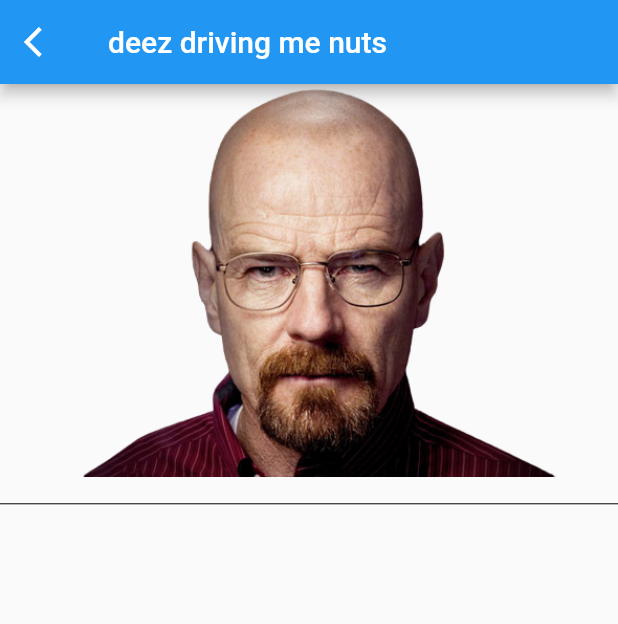
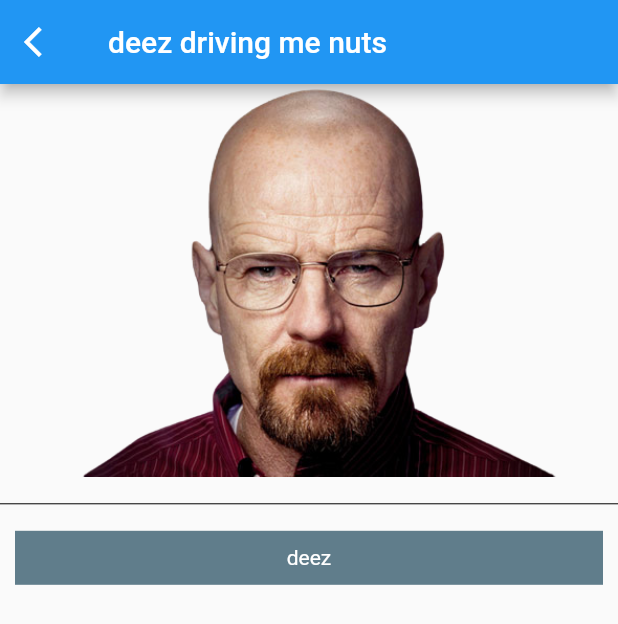
Before and after one commit to NyllRE/flutter_mastering, a Flutter app: the LearnFlutterPage screen opened directly, on a phone screen of 412 x 824 dp. Shown: the top 624 px of the screen. Run offline on Flutter 3.47's test engine with Material 2 defaults, Android fonts, the phone set to English and light mode, and no system bars.

Commit message:
Container props (margin, padding, sizing, positioning)

```diff
--- a/lib/learn_flutter_page.dart
+++ b/lib/learn_flutter_page.dart
@@ -19,16 +19,29 @@ class _LearnFlutterPageState extends State<LearnFlutterPage> {
             Navigator.of(context).pop();
           },
           icon: const Icon(Icons.arrow_back_ios),
-          )),
+        ),
+      ),
+//
       body: Column(
         children: [
           Image.asset('images/heisenburger.png'),
-
           const SizedBox(
             height: 10,
           ),
           const Divider(
             color: Colors.black,
+          ),
+          Container(
+            margin: const EdgeInsets.all(10),
+            padding: const EdgeInsets.all(10),
+            color: Colors.blueGrey,
+            width: double.infinity,
+            child: const Center(
+              child: Text(
+                'deez',
+                style: TextStyle(color: Colors.white),
+              ),
+            ),
           )
         ],
       ),
```
Lines whose indentation alone changed are shown as unchanged.
